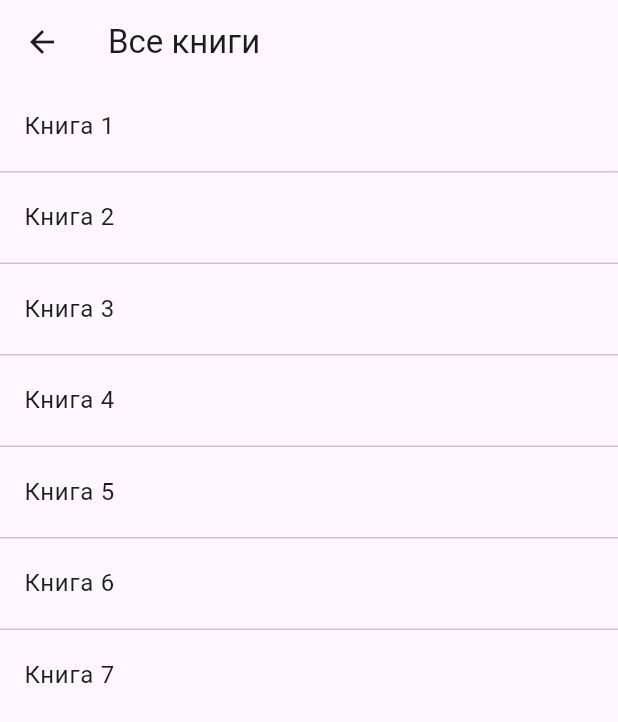
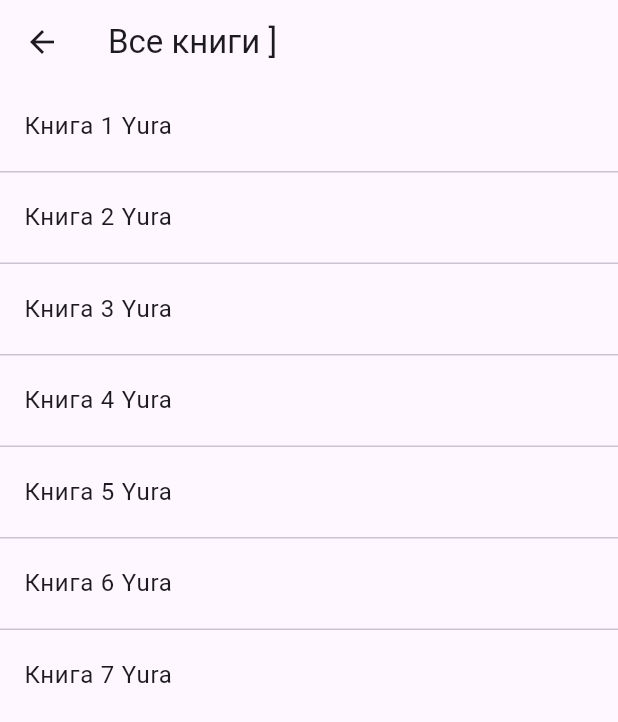
Before and after one commit to petrovyuri/auto_route_tutorial, a Flutter app: the ListBooksScreen screen opened directly, on a phone screen of 412 x 824 dp. Shown: the top 722 px of the screen. Run offline on Flutter 3.47's test engine with Material 3 defaults, Android fonts, the phone set to English and light mode, and no system bars; our stand-ins replace auto_route, flutter_bloc; statements that could not run were skipped.

Commit message:
add bloc

```diff
--- a/lib/features/list_books/about_book_screen.dart
+++ b/lib/features/list_books/about_book_screen.dart
@@ -1,6 +1,8 @@
 import 'package:auto_route/auto_route.dart';
+import 'package:auto_route_tutorial/features/user/user_bloc.dart';
 import 'package:auto_route_tutorial/routing/app_router.dart';
 import 'package:flutter/material.dart';
+import 'package:flutter_bloc/flutter_bloc.dart';
 
 @RoutePage()
 class AboutBookScreen extends StatelessWidget {
@@ -10,8 +12,8 @@ class AboutBookScreen extends StatelessWidget {
   Widget build(BuildContext context) {
     return Scaffold(
       appBar: AppBar(
-        title: const Text(
-          'О книге',
+        title: Text(
+          'О книге ${context.read<UserBloc>().state}',
         ),
         actions: [
           IconButton(
--- a/lib/features/list_books/list_books_screen.dart
+++ b/lib/features/list_books/list_books_screen.dart
@@ -1,6 +1,8 @@
 import 'package:auto_route/auto_route.dart';
+import 'package:auto_route_tutorial/features/user/user_bloc.dart';
 import 'package:auto_route_tutorial/routing/app_router.dart';
 import 'package:flutter/material.dart';
+import 'package:flutter_bloc/flutter_bloc.dart';
 
 const mockListBooks = [
   'Книга 1',
@@ -18,9 +20,13 @@ class ListBooksScreen extends StatelessWidget {
 
   @override
   Widget build(BuildContext context) {
-    return Scaffold(
+    // Создаем провайдер для блока UserBloc,
+    // чтобы в нем был доступ к текущему пользователю
+    return BlocProvider(
+      create: (context) => UserBloc(),
+      child: Scaffold(
         appBar: AppBar(
-        title: const Text('Все книги'),
+          title: const Text('Все книги ]'),
         ),
         body: ListView.separated(
           separatorBuilder: (context, index) {
@@ -34,9 +40,12 @@ class ListBooksScreen extends StatelessWidget {
               onTap: () {
                 context.router.push(const AboutBookRoute());
               },
-            title: Text(mockListBooks[index]),
+              // Добавляем имя пользователя к названию книги
+              title: Text(
+                  "${mockListBooks[index]} ${context.read<UserBloc>().state}"),
             );
           },
+        ),
       ),
     );
   }
--- /dev/null
+++ b/lib/features/user/user_bloc.dart
@@ -0,0 +1,7 @@
+import 'package:flutter_bloc/flutter_bloc.dart';
+
+class UserBloc extends Bloc<UserEvent, String> {
+  UserBloc() : super('Yura');
+}
+
+final class UserEvent {}
--- a/pubspec.yaml
+++ b/pubspec.yaml
@@ -32,6 +32,7 @@ dependencies:
     sdk: flutter
   auto_route: ^7.8.4
   cupertino_icons: ^1.0.2
+  flutter_bloc: ^8.1.3
 
 dev_dependencies:
   flutter_test:
```
Also changed, not shown: pubspec.lock. Lines whose indentation alone changed are shown as unchanged.
